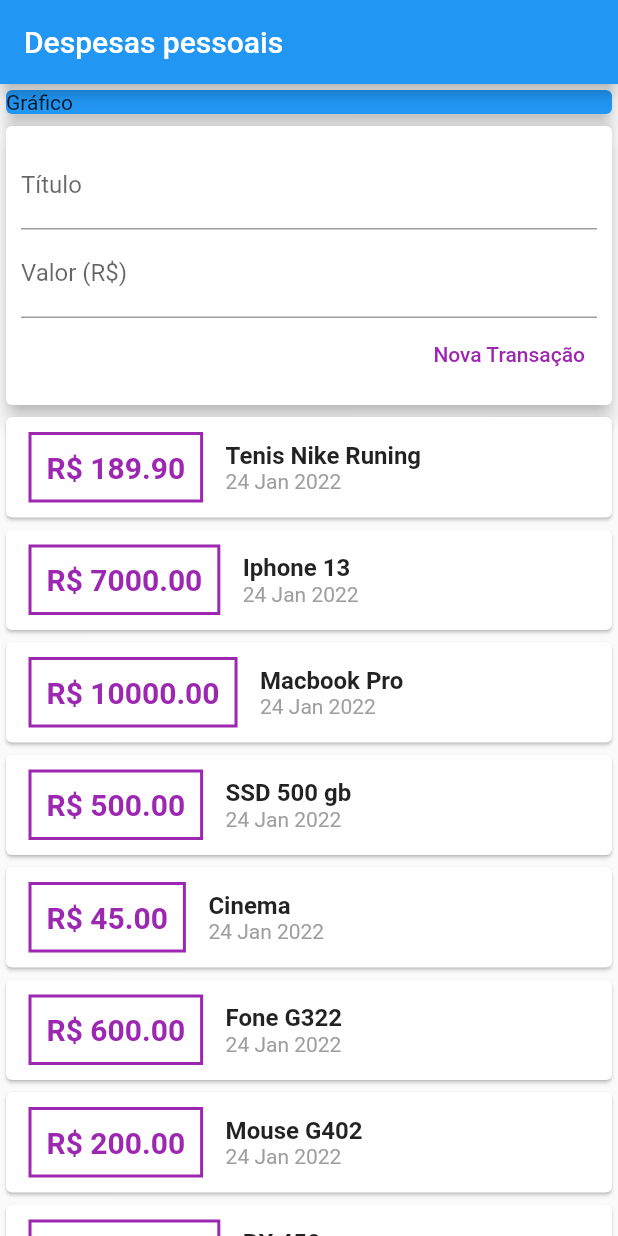
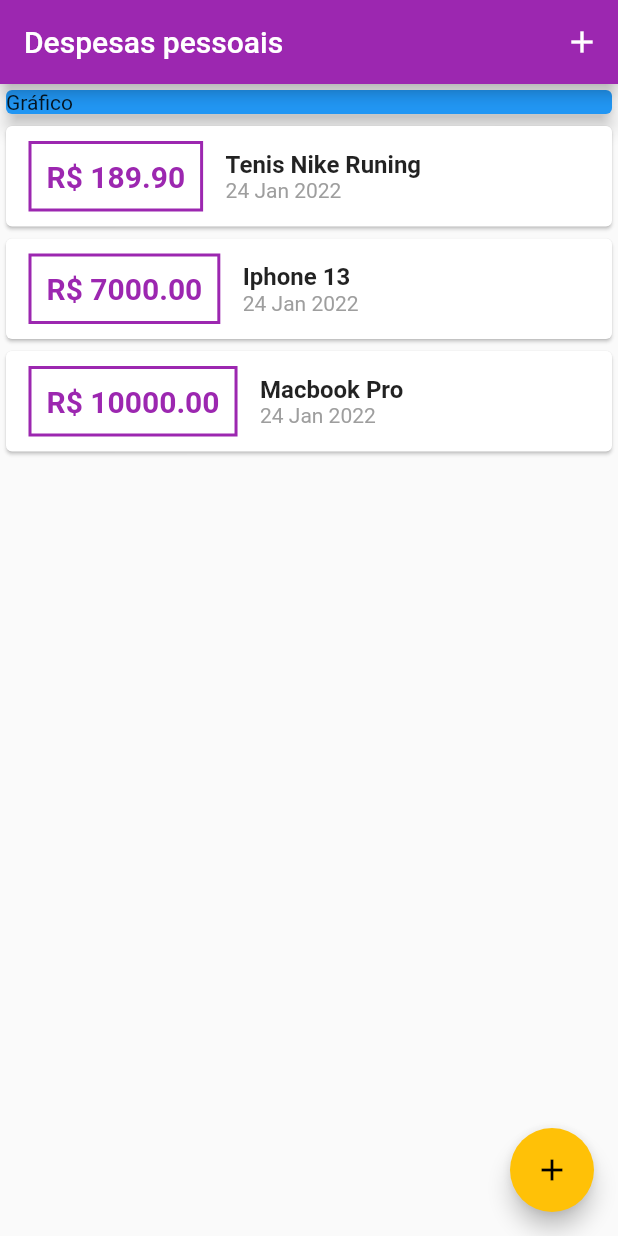
Before and after one commit to ViniDB27/flutter-app-expenses-v2, a Flutter app: the screen it shows after launch, on a phone screen of 412 x 824 dp. Run offline on Flutter 3.47's test engine with Material 2 defaults, Android fonts, the phone set to English and light mode, and no system bars.

Commit message:
theme data

```diff
--- a/lib/main.dart
+++ b/lib/main.dart
@@ -1,4 +1,8 @@
-import 'package:expenses/widgets/transaction_user.dart';
+import 'dart:math';
+
+import 'package:expenses/model/transaction.dart';
+import 'package:expenses/widgets/transaction_form.dart';
+import 'package:expenses/widgets/transaction_list.dart';
 import 'package:expenses/widgets/trnsaction_chart.dart';
 import 'package:flutter/material.dart';
 
@@ -11,30 +15,123 @@ class ExpensesApp extends StatelessWidget {
   Widget build(BuildContext context) {
     return MaterialApp(
       theme: ThemeData(
-        primaryColor: Colors.blue,
+        primarySwatch: Colors.purple,
+        accentColor: Colors.amber,
       ),
       home: const MyHomePage(),
     );
   }
 }
 
-class MyHomePage extends StatelessWidget {
+class MyHomePage extends StatefulWidget {
   const MyHomePage({Key? key}) : super(key: key);
 
+  @override
+  State<MyHomePage> createState() => _MyHomePageState();
+}
 
+class _MyHomePageState extends State<MyHomePage> {
+  final List<Transaction> _transactions = [
+    Transaction(
+      id: 't1',
+      name: 'Tenis Nike Runing',
+      value: 189.90,
+      date: DateTime.now(),
+    ),
+    Transaction(
+      id: 't2',
+      name: 'Iphone 13',
+      value: 7000.00,
+      date: DateTime.now(),
+    ),
+    Transaction(
+      id: 't3',
+      name: 'Macbook Pro',
+      value: 10000.00,
+      date: DateTime.now(),
+    ),
+    // Transaction(
+    //   id: 't4',
+    //   name: 'SSD 500 gb',
+    //   value: 500.00,
+    //   date: DateTime.now(),
+    // ),
+    // Transaction(
+    //   id: 't5',
+    //   name: 'Cinema',
+    //   value: 45.00,
+    //   date: DateTime.now(),
+    // ),
+    // Transaction(
+    //   id: 't6',
+    //   name: 'Fone G322',
+    //   value: 600.00,
+    //   date: DateTime.now(),
+    // ),
+    // Transaction(
+    //   id: 't7',
+    //   name: 'Mouse G402',
+    //   value: 200.00,
+    //   date: DateTime.now(),
+    // ),
+    // Transaction(
+    //   id: 't8',
+    //   name: 'RX 450',
+    //   value: 3000.00,
+    //   date: DateTime.now(),
+    // ),
+  ];
+
+  void addTransaction(String title, double value) {
+    final transaction = Transaction(
+      id: Random().nextDouble().toString(),
+      name: title,
+      value: value,
+      date: DateTime.now(),
+    );
+
+    setState(() {
+      _transactions.add(transaction);
+    });
+
+    Navigator.of(context).pop();
+  }
+
+  _openTrasactionFormModal(BuildContext context) {
+    showModalBottomSheet(
+      context: context,
+      builder: (ctx) => TransactionForm(
+        addTransaction: addTransaction,
+      ),
+    );
+  }
 
   @override
   Widget build(BuildContext context) {
     return Scaffold(
-      appBar: AppBar(title: const Text('Despesas pessoais')),
+      appBar: AppBar(
+        title: const Text('Despesas pessoais'),
+        actions: [
+          IconButton(
+            onPressed: () => _openTrasactionFormModal(context),
+            icon: const Icon(Icons.add),
+          ),
+        ],
+      ),
       body: SingleChildScrollView(
         child: Column(
           crossAxisAlignment: CrossAxisAlignment.stretch,
-          children: const [
-            TransactionChart(),
-            TransacationUser(),
+          children: [
+            const TransactionChart(),
+            TransactionList(
+              transactions: _transactions,
+            ),
           ],
         ),
+      ),
+      floatingActionButton: FloatingActionButton(
+        onPressed: () => _openTrasactionFormModal(context),
+        child: const Icon(Icons.add),
       ),
     );
   }
--- a/lib/widgets/transaction_list.dart
+++ b/lib/widgets/transaction_list.dart
@@ -13,7 +13,7 @@ class TransactionList extends StatelessWidget {
   @override
   Widget build(BuildContext context) {
     return Container(
-      height: 600,
+      height: 800,
       child: ListView.builder(
           itemCount: transactions.length,
           itemBuilder: (crx, index) {
--- a/lib/widgets/transaction_user.dart
+++ /dev/null
@@ -1,85 +0,0 @@
-import 'package:expenses/model/transaction.dart';
-import 'package:expenses/widgets/transaction_form.dart';
-import 'package:expenses/widgets/transaction_list.dart';
-import 'package:flutter/material.dart';
-
-class TransacationUser extends StatefulWidget {
-  const TransacationUser({Key? key}) : super(key: key);
-
-  @override
-  _TransacationUserState createState() => _TransacationUserState();
-}
-
-class _TransacationUserState extends State<TransacationUser> {
-  final List<Transaction> _transactions = [
-    Transaction(
-      id: 't1',
-      name: 'Tenis Nike Runing',
-      value: 189.90,
-      date: DateTime.now(),
-    ),
-    Transaction(
-      id: 't2',
-      name: 'Iphone 13',
-      value: 7000.00,
-      date: DateTime.now(),
-    ),
-    Transaction(
-      id: 't3',
-      name: 'Macbook Pro',
-      value: 10000.00,
-      date: DateTime.now(),
-    ),
-    Transaction(
-      id: 't4',
-      name: 'SSD 500 gb',
-      value: 500.00,
-      date: DateTime.now(),
-    ),
-    Transaction(
-      id: 't5',
-      name: 'Cinema',
-      value: 45.00,
-      date: DateTime.now(),
-    ),
-    Transaction(
-      id: 't6',
-      name: 'Fone G322',
-      value: 600.00,
-      date: DateTime.now(),
-    ),
-    Transaction(
-      id: 't7',
-      name: 'Mouse G402',
-      value: 200.00,
-      date: DateTime.now(),
-    ),
-    Transaction(
-      id: 't8',
-      name: 'RX 450',
-      value: 3000.00,
-      date: DateTime.now(),
-    ),
-
-  ];
-
-  void addTransaction(Transaction transaction) {
-    setState((){
-      _transactions.add(transaction);
-    });
-  }
-
-  @override
-  Widget build(BuildContext context) {
-    return Column(
-      children: [
-        TransactionForm(
-          addTransaction: addTransaction,
-        ),
-        TransactionList(
-          transactions: _transactions,
-        ),
-      ],
-    );
-  }
-}
```
Also changed, not shown: lib/widgets/transaction_form.dart (+19 -12 lines).
